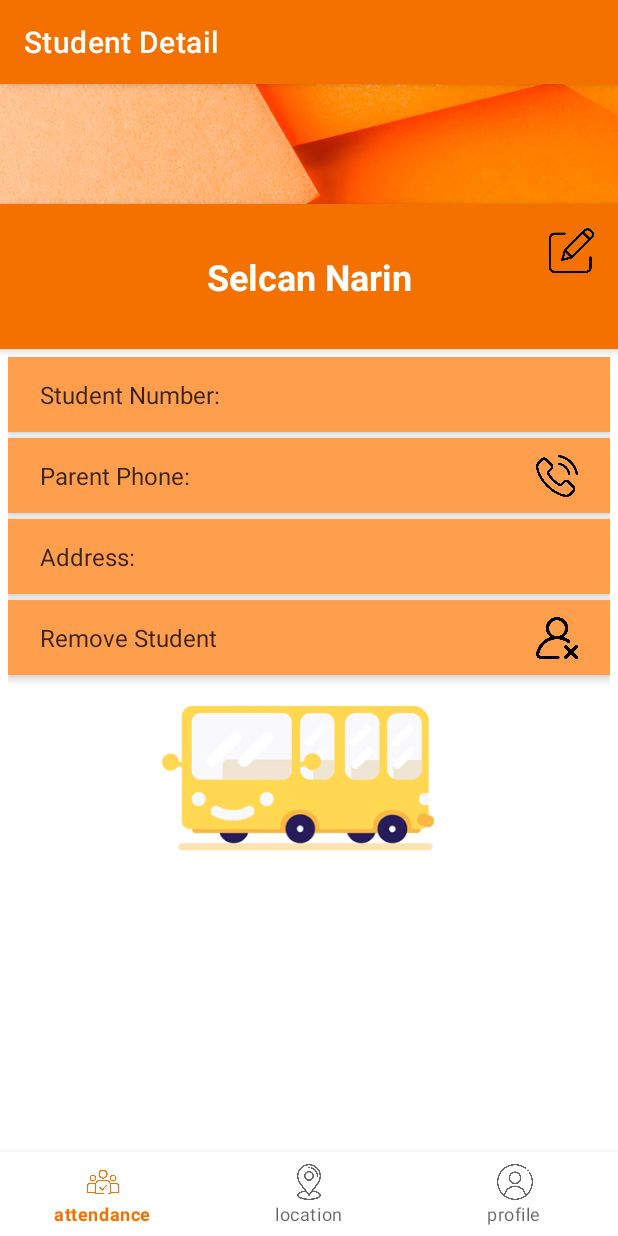
After one commit to selcannarin/SchoolBusTracker-Driver, an Android app: the StudentDetailFragment screen opened through its navigation route, on a phone screen of 412 x 824 dp. The commit adds this screen. Run offline under Robolectric (Android 15) with nearby library versions, the phone set to English and light mode, and no system bars; our stand-ins replace Dagger/Hilt's generated code, Firebase (no records; nobody signed in at launch, a user with empty details on screens opened directly).

Commit message:
add Student detail fragment ui and directions

```diff
--- /dev/null
+++ b/app/src/main/java/com/selcannarin/schoolbustrackerdriver/ui/attendance/StudentDetailFragment.kt
@@ -0,0 +1,34 @@
+package com.selcannarin.schoolbustrackerdriver.ui.attendance
+
+import android.os.Bundle
+import android.view.LayoutInflater
+import android.view.View
+import android.view.ViewGroup
+import androidx.appcompat.app.AppCompatActivity
+import androidx.fragment.app.Fragment
+import com.selcannarin.schoolbustrackerdriver.R
+import com.selcannarin.schoolbustrackerdriver.databinding.FragmentStudentDetailBinding
+import com.selcannarin.schoolbustrackerdriver.ui.MainActivity
+
+class StudentDetailFragment : Fragment() {
+
+    private lateinit var binding: FragmentStudentDetailBinding
+
+    override fun onViewCreated(view: View, savedInstanceState: Bundle?) {
+        super.onViewCreated(view, savedInstanceState)
+        binding = FragmentStudentDetailBinding.bind(view)
+        (activity as MainActivity).setBottomNavVisibilityVisible()
+
+        val toolbar = (activity as AppCompatActivity).supportActionBar
+        toolbar?.title = "Student Detail"
+    }
+
+    override fun onCreateView(
+        inflater: LayoutInflater, container: ViewGroup?,
+        savedInstanceState: Bundle?
+    ): View? {
+        // Inflate the layout for this fragment
+        return inflater.inflate(R.layout.fragment_student_detail, container, false)
+    }
+
+}
--- /dev/null
+++ b/app/src/main/res/layout/fragment_student_detail.xml
@@ -0,0 +1,246 @@
+<?xml version="1.0" encoding="utf-8"?>
+<ScrollView xmlns:android="http://schemas.android.com/apk/res/android"
+    xmlns:app="http://schemas.android.com/apk/res-auto"
+    xmlns:tools="http://schemas.android.com/tools"
+    android:layout_width="match_parent"
+    android:layout_height="match_parent">
+
+    <androidx.constraintlayout.widget.ConstraintLayout
+        android:layout_width="match_parent"
+        android:layout_height="wrap_content">
+
+        <ImageView
+            android:id="@+id/imageView_header"
+            android:layout_width="0dp"
+            android:layout_height="80dp"
+            android:scaleType="centerCrop"
+            android:src="@drawable/profile_header_image"
+            app:layout_constraintEnd_toEndOf="parent"
+            app:layout_constraintStart_toStartOf="parent"
+            app:layout_constraintTop_toTopOf="parent" />
+
+        <androidx.constraintlayout.widget.ConstraintLayout
+            android:id="@+id/student_detail_layout"
+            android:layout_width="0dp"
+            android:layout_height="wrap_content"
+            android:background="@color/orange"
+            android:elevation="4dp"
+            app:layout_constraintEnd_toEndOf="parent"
+            app:layout_constraintHorizontal_bias="0.0"
+            app:layout_constraintStart_toStartOf="parent"
+            app:layout_constraintTop_toBottomOf="@id/imageView_header">
+
+            <ImageView
+                android:id="@+id/imageView_edit_student"
+                android:layout_width="30dp"
+                android:layout_height="30dp"
+                android:layout_marginTop="16dp"
+                android:layout_marginEnd="16dp"
+                android:src="@drawable/edit_ic"
+                app:layout_constraintEnd_toEndOf="parent"
+                app:layout_constraintTop_toTopOf="parent" />
+
+            <TextView
+                android:id="@+id/textView_student_name"
+                android:layout_width="wrap_content"
+                android:layout_height="wrap_content"
+                android:layout_marginTop="32dp"
+                android:layout_marginBottom="32dp"
+                android:text="Selcan Narin"
+                android:textColor="@color/white"
+                android:textSize="24sp"
+                android:textStyle="bold"
+                app:layout_constraintBottom_toBottomOf="@id/student_detail_layout"
+                app:layout_constraintEnd_toEndOf="parent"
+                app:layout_constraintHorizontal_bias="0.5"
+                app:layout_constraintStart_toStartOf="parent"
+                app:layout_constraintTop_toBottomOf="@id/imageView_edit_student"
+                app:layout_constraintTop_toTopOf="parent" />
+
+        </androidx.constraintlayout.widget.ConstraintLayout>
+
+        <LinearLayout
+            android:layout_width="0dp"
+            android:layout_height="wrap_content"
+            android:orientation="vertical"
+            android:padding="5dp"
+            app:layout_constraintBottom_toBottomOf="parent"
+            app:layout_constraintEnd_toEndOf="parent"
+            app:layout_constraintStart_toStartOf="parent"
+            app:layout_constraintTop_toBottomOf="@id/student_detail_layout">
+
+            <androidx.constraintlayout.widget.ConstraintLayout
+                android:layout_width="match_parent"
+                android:layout_height="50dp"
+                android:layout_marginBottom="2dp"
+                android:background="@color/light_orange"
+                android:elevation="4dp"
+                android:padding="5dp">
+
+                <TextView
+                    android:id="@+id/textView_student_number1"
+                    android:layout_width="wrap_content"
+                    android:layout_height="wrap_content"
+                    android:layout_marginStart="16dp"
+                    android:text="Student Number:"
+                    android:textColor="#C6000000"
+                    android:textSize="16sp"
+                    app:layout_constraintBottom_toBottomOf="parent"
+                    app:layout_constraintStart_toStartOf="parent"
+                    app:layout_constraintTop_toTopOf="parent"
+                    tools:ignore="TouchTargetSizeCheck" />
+
+                <TextView
+                    android:id="@+id/textView_student_number"
+                    android:layout_width="wrap_content"
+                    android:layout_height="wrap_content"
+                    android:layout_marginStart="4dp"
+                    android:textColor="#C6000000"
+                    android:textSize="16sp"
+                    app:layout_constraintBottom_toBottomOf="parent"
+                    app:layout_constraintStart_toEndOf="@+id/textView_student_number1"
+                    app:layout_constraintTop_toTopOf="parent"
+                    app:layout_constraintVertical_bias="0.5"
+                    tools:ignore="TouchTargetSizeCheck" />
+
+            </androidx.constraintlayout.widget.ConstraintLayout>
+
+            <androidx.constraintlayout.widget.ConstraintLayout
+                android:id="@+id/parent_number_layout"
+                android:layout_width="match_parent"
+                android:layout_height="50dp"
+                android:layout_marginTop="2dp"
+                android:layout_marginBottom="4dp"
+                android:background="@color/light_orange"
+                android:clickable="true"
+                android:elevation="4dp"
+                android:focusable="true"
+                android:padding="5dp">
+
+                <ImageView
+                    android:id="@+id/imageView_parent_phone"
+                    android:layout_width="28dp"
+                    android:layout_height="28dp"
+                    android:layout_marginEnd="16dp"
+                    android:src="@drawable/phone_parebt_icon"
+                    app:layout_constraintBottom_toBottomOf="parent"
+                    app:layout_constraintEnd_toEndOf="parent"
+                    app:layout_constraintTop_toTopOf="parent" />
+
+                <TextView
+                    android:id="@+id/textView_parent_number1"
+                    android:layout_width="wrap_content"
+                    android:layout_height="wrap_content"
+                    android:layout_marginStart="16dp"
+                    android:text="Parent Phone:"
+                    android:textColor="#C6000000"
+                    android:textSize="16sp"
+                    app:layout_constraintBottom_toBottomOf="parent"
+                    app:layout_constraintStart_toStartOf="parent"
+                    app:layout_constraintTop_toTopOf="parent" />
+
+                <TextView
+                    android:id="@+id/textView_parent_number"
+                    android:layout_width="wrap_content"
+                    android:layout_height="wrap_content"
+                    android:layout_marginStart="4dp"
+                    android:textColor="#C6000000"
+                    android:textSize="16sp"
+                    app:layout_constraintBottom_toBottomOf="parent"
+                    app:layout_constraintStart_toEndOf="@+id/textView_parent_number1"
+                    app:layout_constraintTop_toTopOf="parent" />
+            </androidx.constraintlayout.widget.ConstraintLayout>
+
+            <androidx.constraintlayout.widget.ConstraintLayout
+                android:layout_width="match_parent"
+                android:layout_height="50dp"
+                android:layout_marginBottom="2dp"
+                android:background="@color/light_orange"
+                android:elevation="4dp"
+                android:padding="5dp">
+
+                <TextView
+                    android:id="@+id/textView_student_address1"
+                    android:layout_width="wrap_content"
+                    android:layout_height="wrap_content"
+                    android:layout_marginStart="16dp"
+                    android:text="Address:"
+                    android:textColor="#C6000000"
+                    android:textSize="16sp"
+                    app:layout_constraintBottom_toBottomOf="parent"
+                    app:layout_constraintStart_toStartOf="parent"
+                    app:layout_constraintTop_toTopOf="parent"
+                    tools:ignore="TouchTargetSizeCheck" />
+
+                <TextView
+                    android:id="@+id/textView_student_address"
+                    android:layout_width="wrap_content"
+                    android:layout_height="wrap_content"
+                    android:layout_marginStart="4dp"
+                    android:textColor="#C6000000"
+                    android:textSize="16sp"
+                    app:layout_constraintBottom_toBottomOf="parent"
+                    app:layout_constraintStart_toEndOf="@+id/textView_student_address1"
+                    app:layout_constraintTop_toTopOf="parent"
+                    app:layout_constraintVertical_bias="0.5"
+                    tools:ignore="TouchTargetSizeCheck" />
+
+            </androidx.constraintlayout.widget.ConstraintLayout>
+
+            <androidx.constraintlayout.widget.ConstraintLayout
+                android:id="@+id/remove_student_layout"
+                android:layout_width="match_parent"
+                android:layout_height="50dp"
+                android:layout_marginTop="2dp"
+                android:layout_marginBottom="4dp"
+                android:background="@color/light_orange"
+                android:clickable="true"
+                android:elevation="4dp"
+                android:focusable="true"
+                android:padding="5dp">
+
+                <ImageView
+                    android:id="@+id/imageView_remove_student"
+                    android:layout_width="28dp"
+                    android:layout_height="28dp"
+                    android:layout_marginEnd="16dp"
+                    android:src="@drawable/remove_student_icon"
+                    app:layout_constraintBottom_toBottomOf="parent"
+                    app:layout_constraintEnd_toEndOf="parent"
+                    app:layout_constraintTop_toTopOf="parent" />
+
+                <TextView
+                    android:id="@+id/textView_remove_student"
+                    android:layout_width="wrap_content"
+                    android:layout_height="wrap_content"
+                    android:layout_marginStart="16dp"
+                    android:text="Remove Student"
+                    android:textColor="#C6000000"
+                    android:textSize="16sp"
+                    app:layout_constraintBottom_toBottomOf="parent"
+                    app:layout_constraintStart_toStartOf="parent"
+                    app:layout_constraintTop_toTopOf="parent" />
+
+            </androidx.constraintlayout.widget.ConstraintLayout>
+
+            <androidx.constraintlayout.widget.ConstraintLayout
+                android:id="@+id/relativeLayout2"
+                android:layout_width="match_parent"
+                android:layout_height="wrap_content"
+                app:layout_constraintBottom_toBottomOf="parent"
+                app:layout_constraintTop_toBottomOf="@+id/remove_student_layout"
+                app:layout_constraintVertical_bias="0.5">
+
+                <pl.droidsonroids.gif.GifImageView
+                    android:id="@+id/bus_gif"
+                    android:layout_width="300dp"
+                    android:layout_height="160dp"
+                    android:paddingBottom="32dp"
+                    android:src="@drawable/bus_gif"
+                    app:layout_constraintLeft_toLeftOf="parent"
+                    app:layout_constraintRight_toRightOf="parent"
+                    app:layout_constraintTop_toTopOf="parent" />
+            </androidx.constraintlayout.widget.ConstraintLayout>
+        </LinearLayout>
+    </androidx.constraintlayout.widget.ConstraintLayout>
+</ScrollView>
--- a/app/src/main/res/layout/student_attendance_card_view.xml
+++ b/app/src/main/res/layout/student_attendance_card_view.xml
@@ -37,11 +37,11 @@
             android:layout_marginEnd="24dp"
             android:background="#ADADAD"
             app:layout_constraintBottom_toBottomOf="parent"
-            app:layout_constraintEnd_toStartOf="@+id/imageView"
+            app:layout_constraintEnd_toStartOf="@+id/imageView_student_detail"
             app:layout_constraintTop_toTopOf="parent" />
 
         <ImageView
-            android:id="@+id/imageView"
+            android:id="@+id/imageView_student_detail"
             android:layout_width="32dp"
             android:layout_height="32dp"
             android:layout_marginEnd="16dp"
--- a/app/src/main/res/navigation/nav_graph.xml
+++ b/app/src/main/res/navigation/nav_graph.xml
@@ -66,6 +66,9 @@
         <action
             android:id="@+id/action_attendanceFragment_to_addStudentFragment"
             app:destination="@id/addStudentFragment" />
+        <action
+            android:id="@+id/action_attendanceFragment_to_studentDetailFragment"
+            app:destination="@id/studentDetailFragment" />
     </fragment>
     <fragment
         android:id="@+id/editProfileFragment"
@@ -94,5 +97,9 @@
             android:id="@+id/action_addStudentFragment_to_attendanceFragment"
             app:destination="@id/attendanceFragment" />
     </fragment>
+    <fragment
+        android:id="@+id/studentDetailFragment"
+        android:name="com.selcannarin.schoolbustrackerdriver.ui.attendance.StudentDetailFragment"
+        android:label="StudentDetailFragment" />
 
 </navigation>
```
Also changed, not shown: app/src/main/res/drawable/phone_parebt_icon.png (added), app/src/main/res/drawable/remove_student_icon.png (added).
